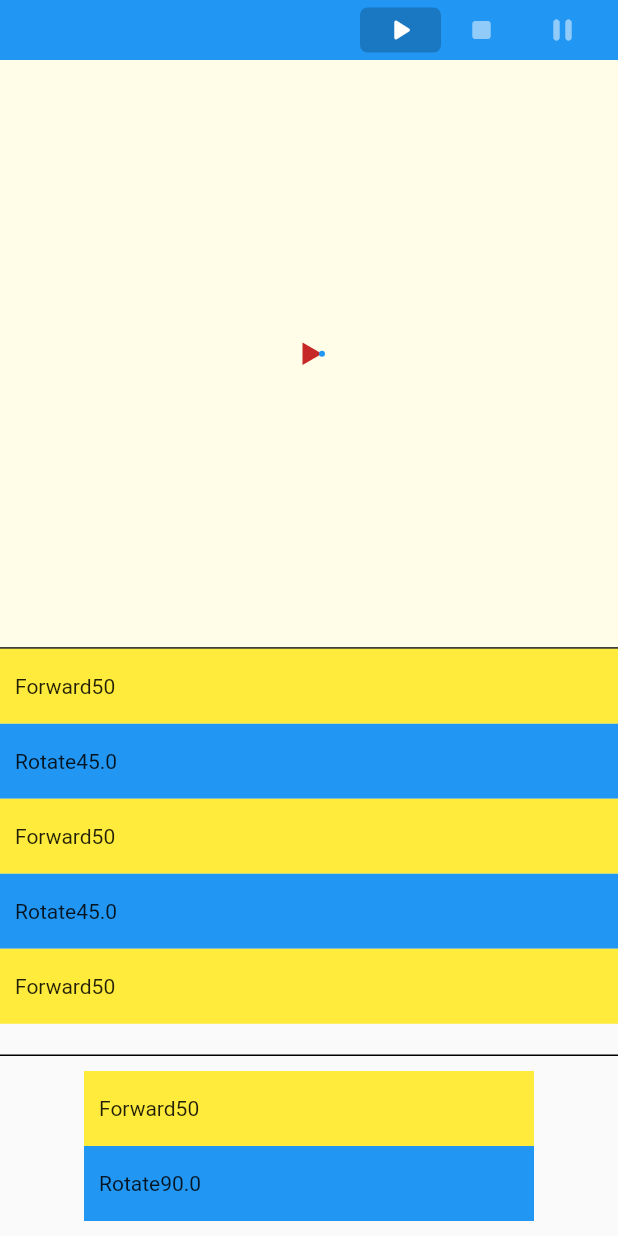
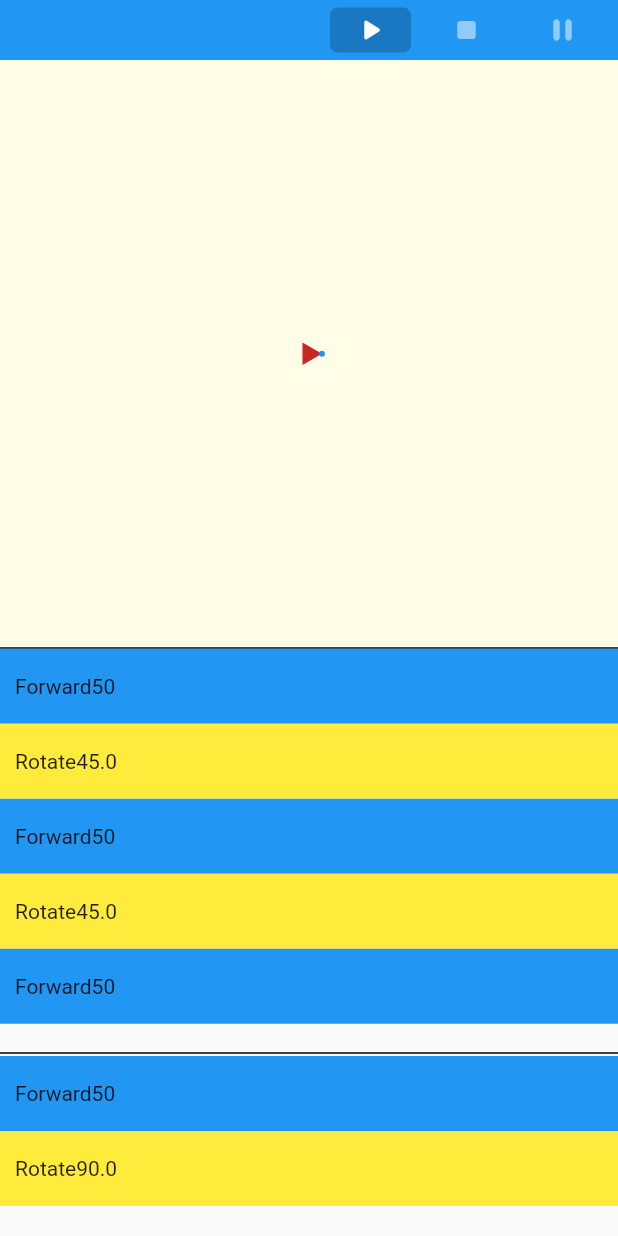
Before and after one commit to GiacomoPignoni/turtle_game, a Flutter app: the screen it shows after launch, on a phone screen of 412 x 824 dp. Run offline on Flutter 3.47's test engine with Material 2 defaults, Android fonts, the phone set to English and light mode, and no system bars.

Commit message:
Somethings new, commit to change PC

```diff
--- a/lib/models/command.dart
+++ b/lib/models/command.dart
@@ -1,8 +1,14 @@
+import 'package:flutter/material.dart';
+
 class Command {
+  static const Color color = Colors.white;
+
   const Command();
 }
 
 class Forward extends Command {
+  static const Color color = Colors.blue;
+
   final int distance;
 
   const Forward(this.distance);
@@ -14,6 +20,8 @@ class Forward extends Command {
 }
 
 class Rotate extends Command {
+  static const Color color = Colors.yellow;
+
   final double rotation;
 
   const Rotate(this.rotation);
--- a/lib/screens/main/main_screen_state.dart
+++ b/lib/screens/main/main_screen_state.dart
@@ -20,7 +20,7 @@ class MainScreenState extends ChangeNotifier {
     Rotate(90)
   ];
 
-  final List<Command> commands = const [
+  final List<Command> commands = [
     Forward(50),
     Rotate(45),
     Forward(50),
--- a/lib/screens/main/widgets/command_tile.dart
+++ b/lib/screens/main/widgets/command_tile.dart
@@ -62,11 +62,11 @@ class CommandTileBody extends StatelessWidget {
   Color _getColor() {
     switch(command.runtimeType) {
       case Forward:
-        return Colors.yellow;
+        return Forward.color;
       case Rotate:
-        return Colors.blue;
+        return Rotate.color;
       default:
-        return Colors.white;
+        return Command.color;
     }
   }
 }
--- a/lib/screens/main/widgets/commands_container.dart
+++ b/lib/screens/main/widgets/commands_container.dart
@@ -1,11 +1,18 @@
 import 'package:flutter/material.dart';
 import 'package:provider/provider.dart';
-import 'package:turtle_game/models/command.dart';
 import 'package:turtle_game/screens/main/widgets/command_tile.dart';
 import 'package:turtle_game/screens/main/main_screen_state.dart';
 
-class CommandsContainer extends StatelessWidget {
+class CommandsContainer extends StatefulWidget {
   const CommandsContainer({Key? key}) : super(key: key);
+
+  @override
+  State<CommandsContainer> createState() => _CommandsContainerState();
+}
+
+class _CommandsContainerState extends State<CommandsContainer> {
+  double _selectableCommandsHeight = 120;
+  double _startDragY = 0;
 
   @override
   Widget build(BuildContext context) {
@@ -28,12 +35,22 @@ class CommandsContainer extends StatelessWidget {
                 ]
               )
             ),
-            const Divider(height: 1, color: Colors.black, thickness: 1),
-            SizedBox(
-              height: 120,
+            MouseRegion(
+              cursor: SystemMouseCursors.resizeUpDown,
+              child: GestureDetector(
+                onPanStart: ((details) => _startDragY = details.globalPosition.dy),
+                onPanUpdate: ((details) => setState(() {
+                  _selectableCommandsHeight -= details.globalPosition.dy - _startDragY;
+                  _startDragY = details.globalPosition.dy;
+
+                })),
+                child: const Divider(height: 4, color: Colors.black, thickness: 1)
+              ),
+            ),
+            (_selectableCommandsHeight > 0) ? SizedBox(
+              height: _selectableCommandsHeight,
               width: double.infinity,
-              child: Column(
-                mainAxisAlignment: MainAxisAlignment.center,
+              child: ListView(
                 children: List.generate(
                   state.selectableCommands.length,
                   (index) {
@@ -48,17 +65,10 @@ class CommandsContainer extends StatelessWidget {
                   }
                 ),
               ),
-            )
+            ) : const SizedBox.shrink()
           ],
         );
       }
     );
   }
 }
-
-class CommandDragData {
-  final Command command;
-  final int? index;
-
-  CommandDragData(this.command, this.index);
-}
--- a/lib/screens/main/widgets/top_bar.dart
+++ b/lib/screens/main/widgets/top_bar.dart
@@ -21,11 +21,13 @@ class TopBar extends StatelessWidget {
                 disabled: state.runningState == MainScreenRunningState.running,
                 onPressed: state.play,
               ),
+              const SizedBox(width: 10),
               TopBarButton(
                 icon: Icons.stop_rounded,
                 disabled: state.runningState == MainScreenRunningState.stopped,
                 onPressed: state.stop,
               ),
+              const SizedBox(width: 10),
               TopBarButton(
                 icon: Icons.pause_rounded,
                 disabled: state.runningState != MainScreenRunningState.running,
@@ -60,7 +62,9 @@ class _TopBarButtonState extends State<TopBarButton> {
 
   @override
   Widget build(BuildContext context) {
-    return GestureDetector(
+    return MouseRegion(
+      cursor: (widget.disabled) ? SystemMouseCursors.forbidden : SystemMouseCursors.click,
+      child: GestureDetector(
         onTap: widget.disabled ? null : widget.onPressed,
         onTapDown: widget.disabled ? null : (_) => setState(() => _isDown = true),
         onTapUp: widget.disabled ? null : (details) => setState(() => _isDown = false),
@@ -78,6 +82,7 @@ class _TopBarButtonState extends State<TopBarButton> {
             color: (widget.disabled) ? Theme.of(context).colorScheme.onPrimary.withOpacity(0.5) : Theme.of(context).colorScheme.onPrimary,
           ),
         ),
+      ),
     );
   }
 
```
Lines whose indentation alone changed are shown as unchanged.
